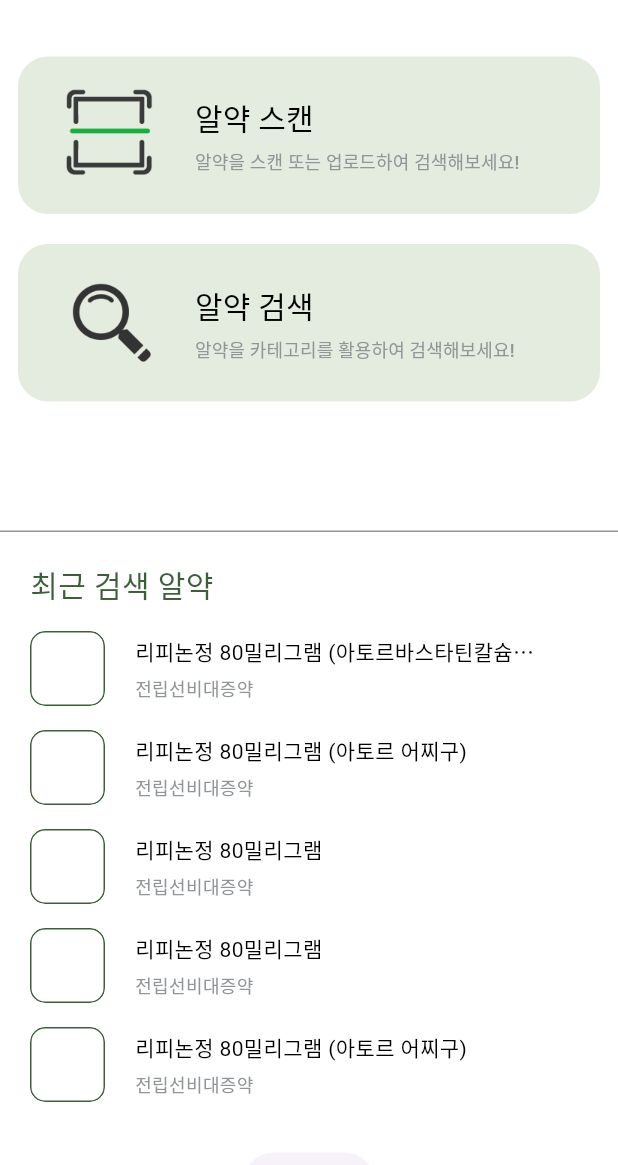
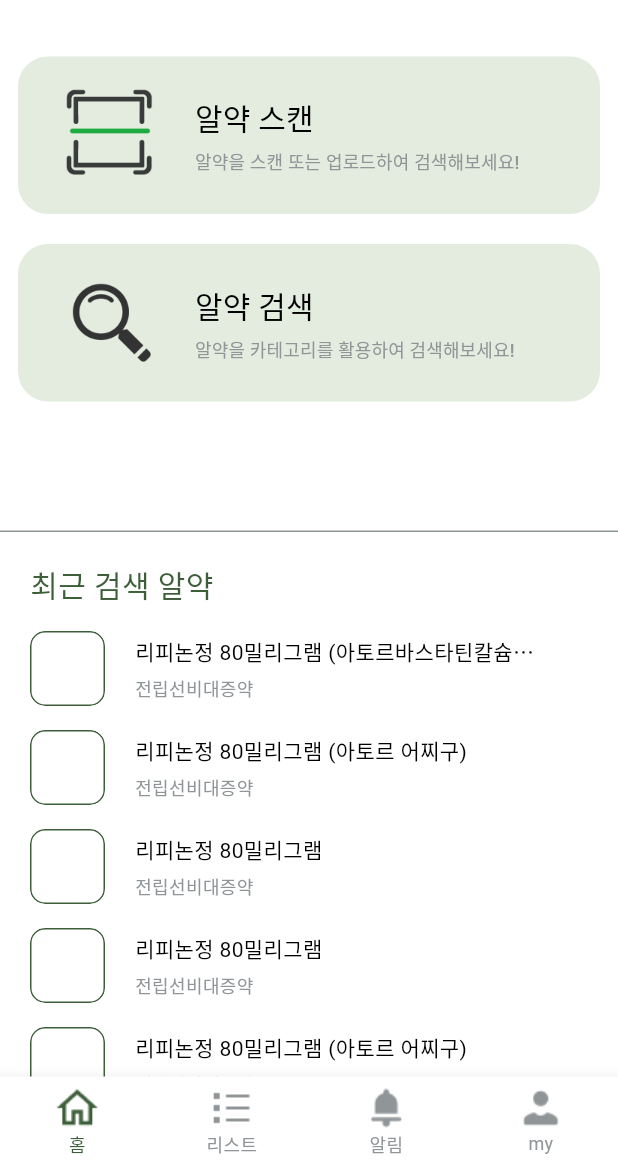
Before and after one commit to Capstone-MediScan/Mediscan-front, a Flutter app: the screen it shows after launch, on a phone screen of 412 x 824 dp, the part 71-1236 px from its top. Run offline on Flutter 3.47's test engine with Material 3 defaults, Android fonts, the phone set to English and light mode, and no system bars; our stand-ins replace image_picker; Roboto replaces fonts that are missing (NotoSans500, NotoSans700); project files that could hold a hidden picture were left out.

Commit message:
feat: 네비게이션바 추가

```diff
--- a/lib/capsulelist.dart
+++ b/lib/capsulelist.dart
@@ -52,17 +52,6 @@ class CapsuleListPageState extends State<CapsuleListPage> {
   @override
   Widget build(BuildContext context) {
     return Scaffold(
-      appBar: AppBar(
-        backgroundColor: whiteColor,
-        scrolledUnderElevation: 0,
-        automaticallyImplyLeading: false,
-        toolbarHeight: 65,
-        title: const Text(
-          'MediScan',
-          style:
-              TextStyle(color: mainColor, fontFamily: 'Inter900', fontSize: 24),
-        ),
-      ),
       body: Column(
         children: [
           Expanded(
--- a/lib/main.dart
+++ b/lib/main.dart
@@ -4,7 +4,6 @@ import 'package:mediscan/capsulelist.dart';
 import 'package:mediscan/capsulescan.dart';
 import 'package:mediscan/capsulesearch.dart';
 import 'package:mediscan/result.dart';
-import 'package:mediscan/splashscreen.dart';
 import 'package:mediscan/theme/colors.dart';
 
 class ResultList {
@@ -36,7 +35,102 @@ class MyApp extends StatefulWidget {
 }
 
 class MyAppState extends State<MyApp> {
-  List<ResultList> list = [
+  int currentIndex = 0;
+
+  @override
+  Widget build(BuildContext context) {
+    final List<Widget> screens = [
+      HomePage(),
+      const CapsuleListPage(),
+      const CapsuleListPage(),
+      const CapsuleListPage(),
+    ];
+
+    return Scaffold(
+      appBar: AppBar(
+        backgroundColor: whiteColor,
+        scrolledUnderElevation: 0,
+        toolbarHeight: 65,
+        title: const Text(
+          'MediScan',
+          style:
+              TextStyle(color: mainColor, fontFamily: 'Inter900', fontSize: 24),
+        ),
+      ),
+      body: IndexedStack(
+        index: currentIndex,
+        children: screens,
+      ),
+      bottomNavigationBar: BottomNavigationBar(
+        currentIndex: currentIndex,
+        type: BottomNavigationBarType.fixed,
+        showSelectedLabels: true,
+        showUnselectedLabels: true,
+        selectedItemColor: mainColor,
+        unselectedItemColor: backColor,
+        selectedLabelStyle:
+            const TextStyle(fontFamily: 'NotoSans500', fontSize: 12),
+        unselectedLabelStyle:
+            const TextStyle(fontFamily: 'NotoSans500', fontSize: 12),
+        backgroundColor: whiteColor,
+        onTap: (index) {
+          setState(() {
+            currentIndex = index;
+          });
+        },
+        items: [
+          BottomNavigationBarItem(
+            label: '홈',
+            icon: Image.asset(
+              'assets/images/home.png',
+              width: 30,
+            ),
+            activeIcon: Image.asset(
+              'assets/images/homeSelected.png',
+              width: 30,
+            ),
+          ),
+          BottomNavigationBarItem(
+            label: '리스트',
+            icon: Image.asset(
+              'assets/images/list.png',
+              width: 30,
+            ),
+            activeIcon: Image.asset(
+              'assets/images/listSelected.png',
+              width: 30,
+            ),
+          ),
+          BottomNavigationBarItem(
+            label: '알림',
+            icon: Image.asset(
+              'assets/images/alert.png',
+              width: 30,
+            ),
+            activeIcon: Image.asset(
+              'assets/images/alertSelected.png',
+              width: 30,
+            ),
+          ),
+          BottomNavigationBarItem(
+            label: 'my',
+            icon: Image.asset(
+              'assets/images/my.png',
+              width: 30,
+            ),
+            activeIcon: Image.asset(
+              'assets/images/mySelected.png',
+              width: 30,
+            ),
+          )
+        ],
+      ),
+    );
+  }
+}
+
+class HomePage extends StatelessWidget {
+  final List<ResultList> list = [
     ResultList(
       id: 1,
       percent: 67,
@@ -74,56 +168,24 @@ class MyAppState extends State<MyApp> {
     ),
   ];
 
+  HomePage({super.key});
+
   @override
   Widget build(BuildContext context) {
-    return Scaffold(
-      appBar: AppBar(
-        backgroundColor: whiteColor,
-        scrolledUnderElevation: 0,
-        toolbarHeight: 65,
-        title: const Text(
-          'MediScan',
-          style:
-              TextStyle(color: mainColor, fontFamily: 'Inter900', fontSize: 24),
-        ),
-      ),
-      body: Column(
+    return Column(
       children: [
         Expanded(
           child: SingleChildScrollView(
-              child: Column(
-                children: [
+            child: Column(children: [
               const PageBtnComponent(),
               const SizedBox(height: 87),
               const RecentSearchComponent(),
               RecentSearchListComponent(list: list),
               const SizedBox(height: 30),
-                  ElevatedButton(
-                      onPressed: () {
-                        Navigator.push(
-                          context,
-                          MaterialPageRoute(
-                            builder: (context) => const CapsuleListPage(),
-                          ),
-                        );
-                      },
-                      child: const Text('리스트')),
-                  ElevatedButton(
-                      onPressed: () {
-                        Navigator.push(
-                          context,
-                          MaterialPageRoute(
-                            builder: (context) => const SplashScreen(),
-                          ),
-                        );
-                      },
-                      child: const Text('진입화면')),
-                ],
-              ),
+            ]),
           ),
         ),
       ],
-      ),
     );
   }
 }
```
Also changed, not shown: assets/images/alert.png (added), assets/images/alertSelected.png (added), assets/images/home.png (added), assets/images/homeSelected.png (added), assets/images/list.png (added), assets/images/listSelected.png (added), assets/images/my.png (added), assets/images/mySelected.png (added). Lines whose indentation alone changed are shown as unchanged.
